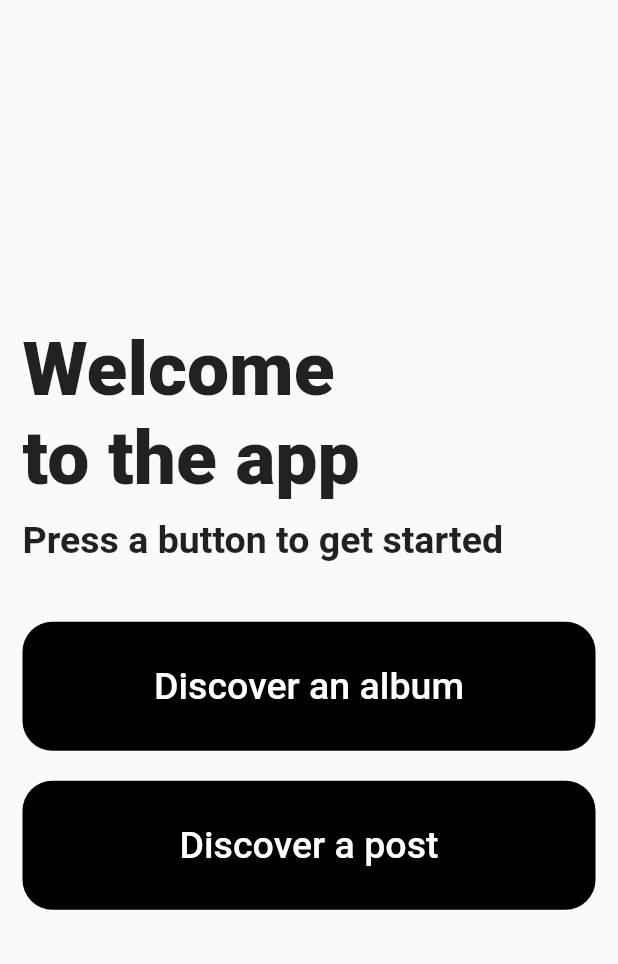
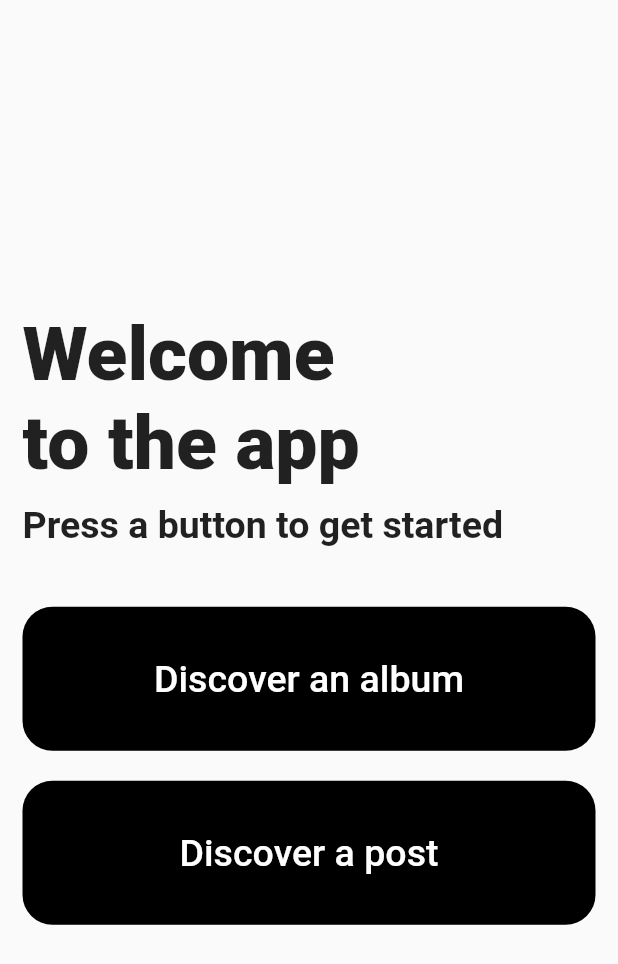
Before and after one commit to michaelihuoma01/bbarray, a Flutter app: the screen it shows after launch, on a phone screen of 412 x 824 dp. Shown: the top 964 px of the screen. Run offline on Flutter 3.47's test engine with Material 2 defaults, Android fonts, the light colour scheme and no system bars; our stand-ins replace image_picker, mvc_pattern, permission_handler; Roboto replaces fonts that are missing (Poppins-Regular).

Commit message:
Android verison bug fix

```diff
--- a/lib/screens/home.dart
+++ b/lib/screens/home.dart
@@ -26,6 +26,7 @@ class _HomeScreenState extends State<HomeScreen> {
             const SizedBox(height: 40),
             ButtonWidget(
                 title: 'Discover an album',
+                height: 80,
                 onPressed: () {
                   Navigator.push(
                       context,
@@ -34,13 +35,17 @@ class _HomeScreenState extends State<HomeScreen> {
                       ));
                 }),
             const SizedBox(height: 20),
-            ButtonWidget(title: 'Discover a post', onPressed: () {
-               Navigator.push(
-                      context,
-                      MaterialPageRoute(
-                        builder: (_) => PostScreen(),
-                      ));
-            },),
+            ButtonWidget(
+              title: 'Discover a post',
+              height: 80,
+              onPressed: () {
+                Navigator.push(
+                    context,
+                    MaterialPageRoute(
+                      builder: (_) => PostScreen(),
+                    ));
+              },
+            ),
           ],
         ),
       ),
--- a/lib/widgets/button_widget.dart
+++ b/lib/widgets/button_widget.dart
@@ -1,16 +1,17 @@
 import 'package:flutter/material.dart';
 
 class ButtonWidget extends StatelessWidget {
-  final String? title;
-  final Widget? icon;
-  final Function? onPressed;
-  final Color? textColor, bgColor;
+  String? title;
+  Widget? icon;
+  double? height;
+  Function? onPressed;
+  Color? textColor, bgColor;
 
   ButtonWidget(
       {this.title,
+      this.height,
       this.onPressed,
       this.icon,
-
       this.textColor,
       this.bgColor});
   @override
@@ -23,7 +24,7 @@ class ButtonWidget extends StatelessWidget {
           foregroundColor: MaterialStateProperty.all(Colors.white)),
       onPressed: onPressed as void Function()?,
       child: Container(
-              height: 70,
+        height: height,
         child: Center(
           child: Text(
             title!,
```
Also changed, not shown: lib/screens/post_screen.dart (+5 -2 lines), lib/widgets/add_comment.dart (+5 -2 lines), lib/widgets/add_post.dart (+5 -2 lines), lib/widgets/comment_tile.dart (+7 -7 lines), 1 other file. Lines whose indentation alone changed are shown as unchanged.
